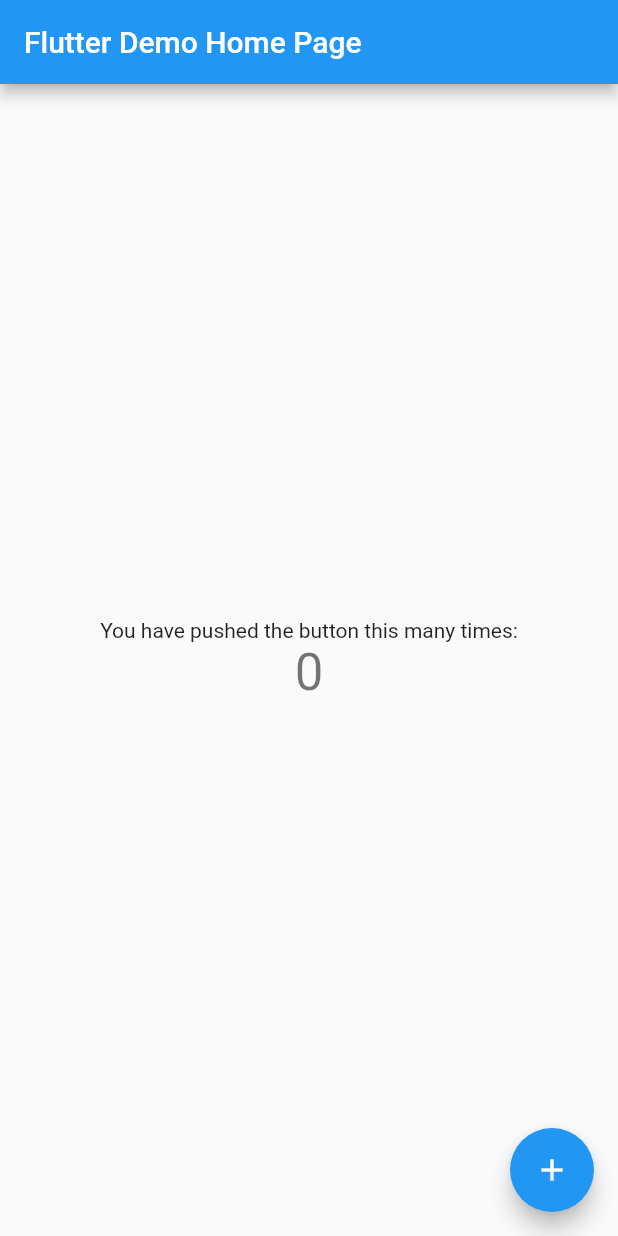
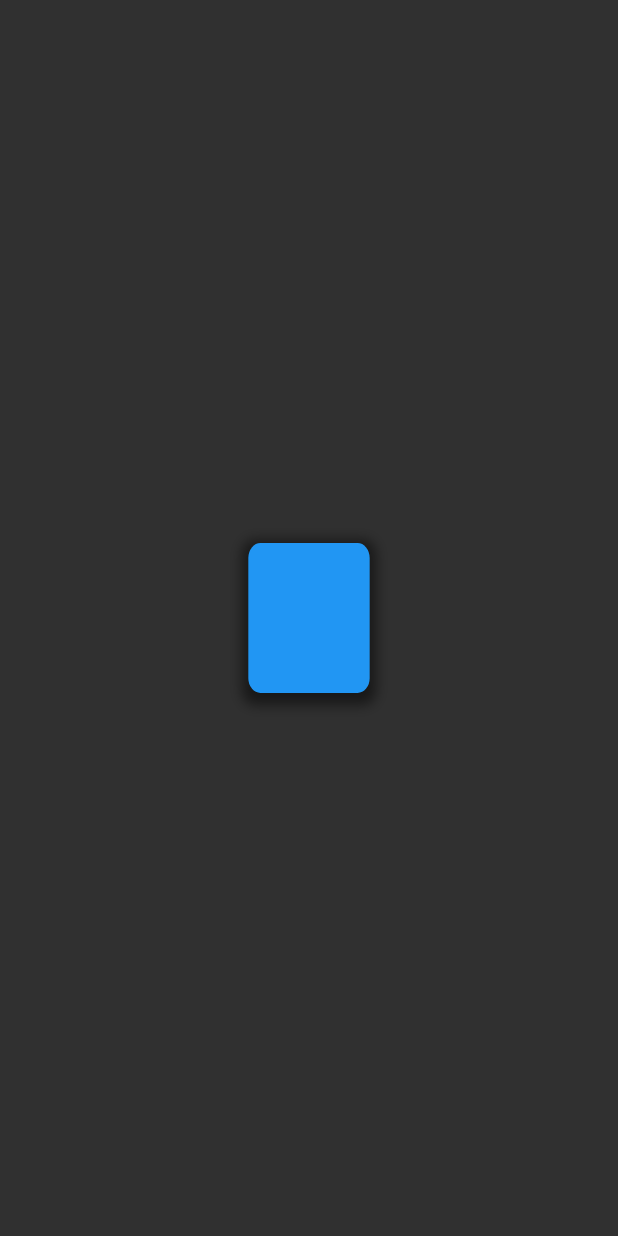
Before and after one commit to CoffeeAndCommit/FlutterAnimation, a Flutter app: the screen it shows after launch, on a phone screen of 412 x 824 dp. Run offline on Flutter 3.47's test engine with Material 2 defaults, Android fonts, the phone set to English and light mode, and no system bars.

Commit message:
commit for first animation builder

```diff
--- a/lib/main.dart
+++ b/lib/main.dart
@@ -1,3 +1,5 @@
+import 'dart:math';
+
 import 'package:flutter/material.dart';
 
 void main() {
@@ -12,18 +14,7 @@
   Widget build(BuildContext context) {
     return MaterialApp(
       title: 'Flutter Demo',
-      theme: ThemeData(
-        // This is the theme of your application.
-        //
-        // Try running your application with "flutter run". You'll see the
-        // application has a blue toolbar. Then, without quitting the app, try
-        // changing the primarySwatch below to Colors.green and then invoke
-        // "hot reload" (press "r" in the console where you ran "flutter run",
-        // or simply save your changes to "hot reload" in a Flutter IDE).
-        // Notice that the counter didn't reset back to zero; the application
-        // is not restarted.
-        primarySwatch: Colors.blue,
-      ),
+      theme: ThemeData.dark(),
       home: const MyHomePage(title: 'Flutter Demo Home Page'),
     );
   }
@@ -31,85 +22,69 @@
 
 class MyHomePage extends StatefulWidget {
   const MyHomePage({super.key, required this.title});
-
-  // This widget is the home page of your application. It is stateful, meaning
-  // that it has a State object (defined below) that contains fields that affect
-  // how it looks.
-
-  // This class is the configuration for the state. It holds the values (in this
-  // case the title) provided by the parent (in this case the App widget) and
-  // used by the build method of the State. Fields in a Widget subclass are
-  // always marked "final".
-
   final String title;
 
   @override
   State<MyHomePage> createState() => _MyHomePageState();
 }
 
-class _MyHomePageState extends State<MyHomePage> {
-  int _counter = 0;
+class _MyHomePageState extends State<MyHomePage>
+    with SingleTickerProviderStateMixin {
+  late AnimationController _animationController;
+  late Animation<double> _animation;
+  @override
+  void initState() {
+    // TODO: implement initState
 
-  void _incrementCounter() {
-    setState(() {
-      // This call to setState tells the Flutter framework that something has
-      // changed in this State, which causes it to rerun the build method below
-      // so that the display can reflect the updated values. If we changed
-      // _counter without calling setState(), then the build method would not be
-      // called again, and so nothing would appear to happen.
-      _counter++;
-    });
+    _animationController = AnimationController(
+      vsync: this,
+      duration: const Duration(seconds: 2),
+    );
+    _animation = Tween<double>(
+      begin: 0.0,
+      end: 2 * pi,
+    ).animate(_animationController);
+    _animationController.repeat();
+    super.initState();
+  }
+
+  @override
+  void dispose() {
+    _animationController.dispose();
+    super.dispose();
   }
 
   @override
   Widget build(BuildContext context) {
-    // This method is rerun every time setState is called, for instance as done
-    // by the _incrementCounter method above.
-    //
-    // The Flutter framework has been optimized to make rerunning build methods
-    // fast, so that you can just rebuild anything that needs updating rather
-    // than having to individually change instances of widgets.
     return Scaffold(
-      appBar: AppBar(
-        // Here we take the value from the MyHomePage object that was created by
-        // the App.build method, and use it to set our appbar title.
-        title: Text(widget.title),
-      ),
       body: Center(
-        // Center is a layout widget. It takes a single child and positions it
-        // in the middle of the parent.
-        child: Column(
-          // Column is also a layout widget. It takes a list of children and
-          // arranges them vertically. By default, it sizes itself to fit its
-          // children horizontally, and tries to be as tall as its parent.
-          //
-          // Invoke "debug painting" (press "p" in the console, choose the
-          // "Toggle Debug Paint" action from the Flutter Inspector in Android
-          // Studio, or the "Toggle Debug Paint" command in Visual Studio Code)
-          // to see the wireframe for each widget.
-          //
-          // Column has various properties to control how it sizes itself and
-          // how it positions its children. Here we use mainAxisAlignment to
-          // center the children vertically; the main axis here is the vertical
-          // axis because Columns are vertical (the cross axis would be
-          // horizontal).
-          mainAxisAlignment: MainAxisAlignment.center,
-          children: <Widget>[
-            const Text(
-              'You have pushed the button this many times:',
-            ),
-            Text(
-              '$_counter',
-              style: Theme.of(context).textTheme.headline4,
-            ),
-          ],
+        child: AnimatedBuilder(
+          animation: _animation,
+          builder: (context, child) {
+            return Transform(
+              alignment: Alignment.center,
+              transform: Matrix4.identity()..rotateY(_animation.value),
+              child: Container(
+                width: 100,
+                height: 100,
+                decoration: BoxDecoration(
+                    color: Colors.blue,
+                    borderRadius: const BorderRadius.all(Radius.circular(10)),
+                    boxShadow: [
+                      BoxShadow(
+                        color: Colors.black.withOpacity(0.5),
+                        spreadRadius: 5,
+                        blurRadius: 7,
+                        offset:
+                            const Offset(0, 3), // changes position of shadow
+                      )
+                    ]),
+              ),
+            );
+          },
         ),
       ),
-      floatingActionButton: FloatingActionButton(
-        onPressed: _incrementCounter,
-        tooltip: 'Increment',
-        child: const Icon(Icons.add),
-      ), // This trailing comma makes auto-formatting nicer for build methods.
+      // This trailing comma makes auto-formatting nicer for build methods.
     );
   }
 }
```
